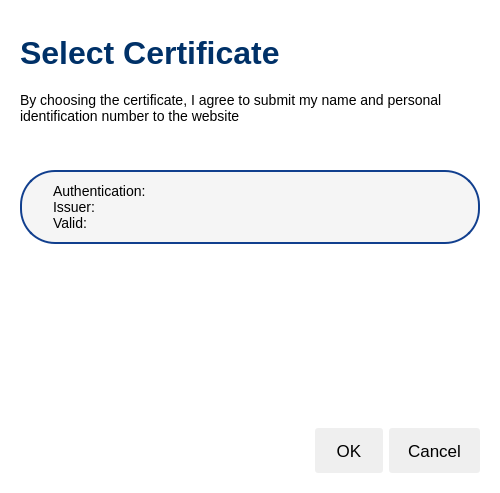
Qt form src/ui/dialog.ui (web-eid/web-eid-app) before a commit.
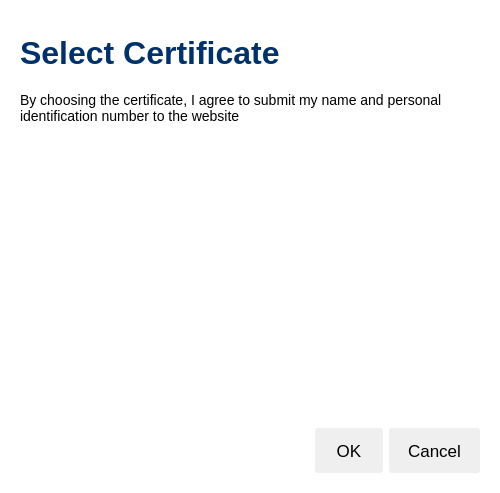
The same form after that commit. The open tabs and pages were chosen to show the change. Icons and pictures are not drawn. Custom widgets are drawn as their Qt base class.

```diff
--- a/src/ui/dialog.ui
+++ b/src/ui/dialog.ui
@@ -242,19 +242,7 @@
         </layout>
        </item>
        <item>
-        <widget class="QLabel" name="selectCertificateInfoLabel">
-         <property name="focusPolicy">
-          <enum>Qt::TabFocus</enum>
-         </property>
-         <property name="text">
-          <string notr="true">Authentication:
-Issuer:
-Valid:</string>
-         </property>
-         <property name="wordWrap">
-          <bool>true</bool>
-         </property>
-        </widget>
+        <widget class="CertificateWidget" name="selectCertificateInfo" native="true"/>
        </item>
        <item>
         <spacer name="selectCertificatePageSpacer">
@@ -612,6 +600,14 @@
    </item>
   </layout>
  </widget>
+ <customwidgets>
+  <customwidget>
+   <class>CertificateWidget</class>
+   <extends>QWidget</extends>
+   <header>CertificateWidget.hpp</header>
+   <container>1</container>
+  </customwidget>
+ </customwidgets>
  <resources>
   <include location="web-eid-resources.qrc"/>
  </resources>
```
Left out of the diff: 28 changed lines with no effect on the pictures.
